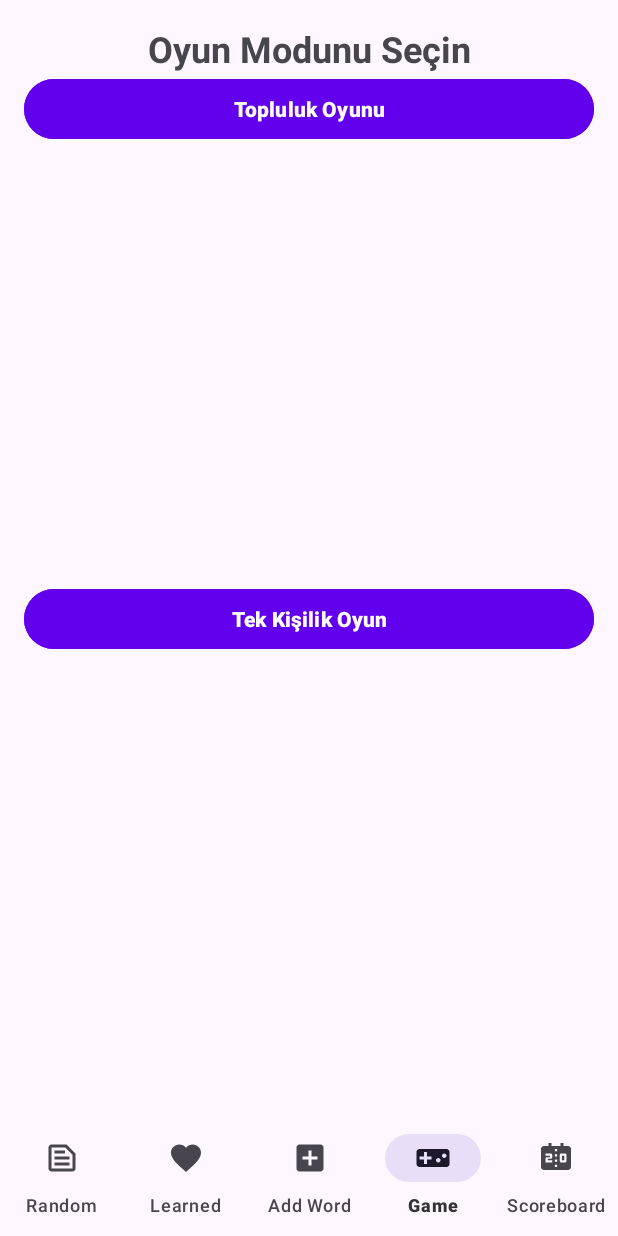
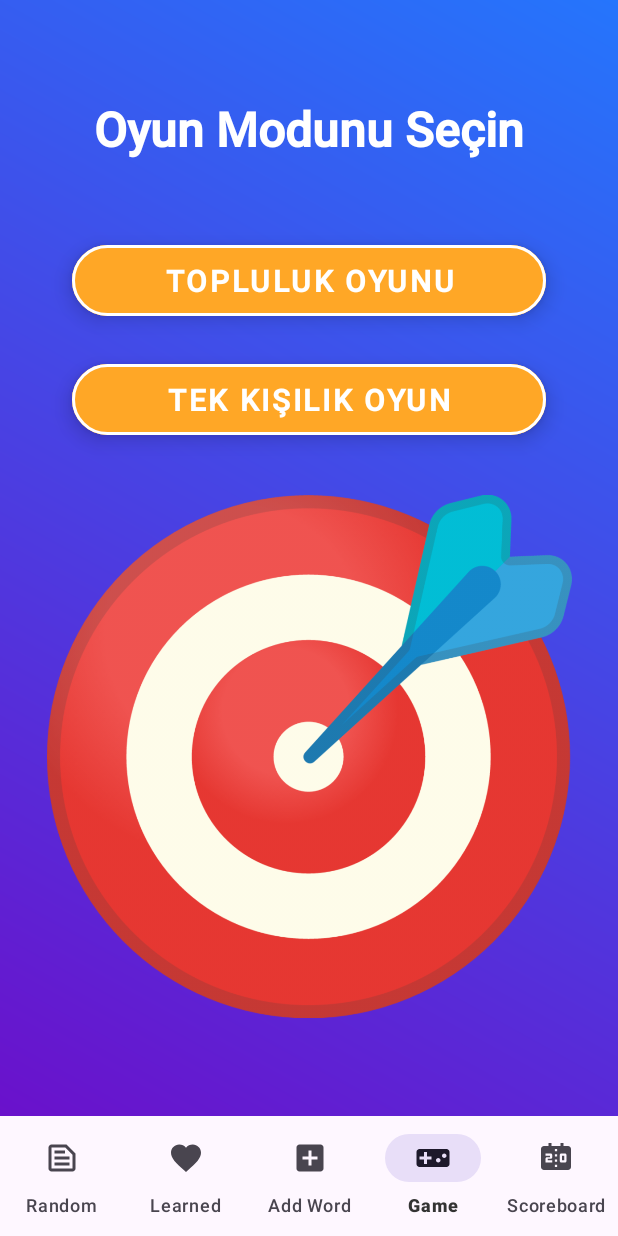
Before and after one commit to erendogan6/Translateify, an Android app: the GameFragment screen opened through its navigation route, on a phone screen of 412 x 824 dp. Run offline under Robolectric (Android 15) with nearby library versions, the phone set to English and light mode, and no system bars; our stand-ins replace Dagger/Hilt's generated code, Firebase (no records; nobody signed in at launch, a user with empty details on screens opened directly), Room's generated code, navigation-ui; 1 statement that could not run was skipped.

Commit message:
feat(ui): improve game select screen

```diff
--- a/app/src/main/res/layout/fragment_game.xml
+++ b/app/src/main/res/layout/fragment_game.xml
@@ -1,54 +1,86 @@
 <?xml version="1.0" encoding="utf-8"?>
-<androidx.constraintlayout.widget.ConstraintLayout xmlns:android="http://schemas.android.com/apk/res/android"
+<androidx.constraintlayout.widget.ConstraintLayout
+    xmlns:android="http://schemas.android.com/apk/res/android"
     xmlns:app="http://schemas.android.com/apk/res-auto"
     xmlns:tools="http://schemas.android.com/tools"
     android:layout_width="match_parent"
     android:layout_height="match_parent"
-    android:padding="16dp"
+    android:background="@drawable/gradient_background"
+    android:padding="24dp"
     tools:context=".presentation.ui.GameFragment">
 
-    <!-- Başlık -->
+    <!-- Title -->
     <TextView
         android:id="@+id/tvSelectGameMode"
         android:layout_width="wrap_content"
         android:layout_height="wrap_content"
         android:text="Oyun Modunu Seçin"
-        android:textSize="24sp"
+        android:textSize="32sp"
+        android:textColor="@color/colorOnPrimary"
         android:textStyle="bold"
+        android:fontFamily="@font/roboto_medium"
         android:gravity="center"
         app:layout_constraintTop_toTopOf="parent"
         app:layout_constraintStart_toStartOf="parent"
         app:layout_constraintEnd_toEndOf="parent"
-        android:layout_marginBottom="32dp"
-        />
+        android:layout_marginTop="40dp" />
 
-    <!-- Topluluk Oyunu Butonu -->
-    <Button
+    <!-- Community Game Button -->
+    <com.google.android.material.button.MaterialButton
         android:id="@+id/btnCommunityGame"
+        style="@style/Widget.MaterialComponents.Button.OutlinedButton"
         android:layout_width="0dp"
         android:layout_height="wrap_content"
         android:text="Topluluk Oyunu"
-        android:backgroundTint="@color/design_default_color_primary"
-        android:textColor="@android:color/white"
+        android:textColor="@color/colorOnPrimary"
         android:textStyle="bold"
+        android:textSize="20sp"
+        android:paddingVertical="10dp"
+        android:fontFamily="@font/roboto_medium"
+        android:backgroundTint="@color/colorSecondaryVariant"
+        app:cornerRadius="24dp"
+        app:strokeWidth="2dp"
+        app:strokeColor="@color/colorOnPrimary"
         app:layout_constraintTop_toBottomOf="@id/tvSelectGameMode"
         app:layout_constraintStart_toStartOf="parent"
         app:layout_constraintEnd_toEndOf="parent"
-        android:layout_marginBottom="16dp"
-        />
+        android:layout_marginTop="50dp"
+        android:layout_marginHorizontal="24dp"
+        android:elevation="8dp" />
 
-    <!-- Tek Kişilik Oyun Butonu -->
-    <Button
+    <!-- Single Player Game Button -->
+    <com.google.android.material.button.MaterialButton
         android:id="@+id/btnSelfGame"
+        style="@style/Widget.MaterialComponents.Button.OutlinedButton"
         android:layout_width="0dp"
         android:layout_height="wrap_content"
         android:text="Tek Kişilik Oyun"
-        android:backgroundTint="@color/design_default_color_primary"
-        android:textColor="@android:color/white"
+        android:textColor="@color/colorOnPrimary"
         android:textStyle="bold"
+        android:paddingVertical="10dp"
+        android:textSize="20sp"
+        android:fontFamily="@font/roboto_medium"
+        android:backgroundTint="@color/colorSecondaryVariant"
+        app:cornerRadius="24dp"
+        app:strokeWidth="2dp"
+        app:strokeColor="@color/colorOnPrimary"
         app:layout_constraintTop_toBottomOf="@id/btnCommunityGame"
         app:layout_constraintStart_toStartOf="parent"
         app:layout_constraintEnd_toEndOf="parent"
+        android:layout_marginTop="20dp"
+        android:layout_marginHorizontal="24dp"
+        android:elevation="8dp" />
+
+    <!-- Icon at the Bottom for Decoration -->
+    <ImageView
+        android:layout_width="350dp"
+        android:layout_height="350dp"
+        android:src="@drawable/direct"
+        android:layout_marginTop="32dp"
         app:layout_constraintBottom_toBottomOf="parent"
-        />
+        app:layout_constraintEnd_toEndOf="parent"
+        app:layout_constraintStart_toStartOf="parent"
+        app:layout_constraintTop_toBottomOf="@id/btnSelfGame"
+        android:layout_marginBottom="40dp" />
+
 </androidx.constraintlayout.widget.ConstraintLayout>
```
